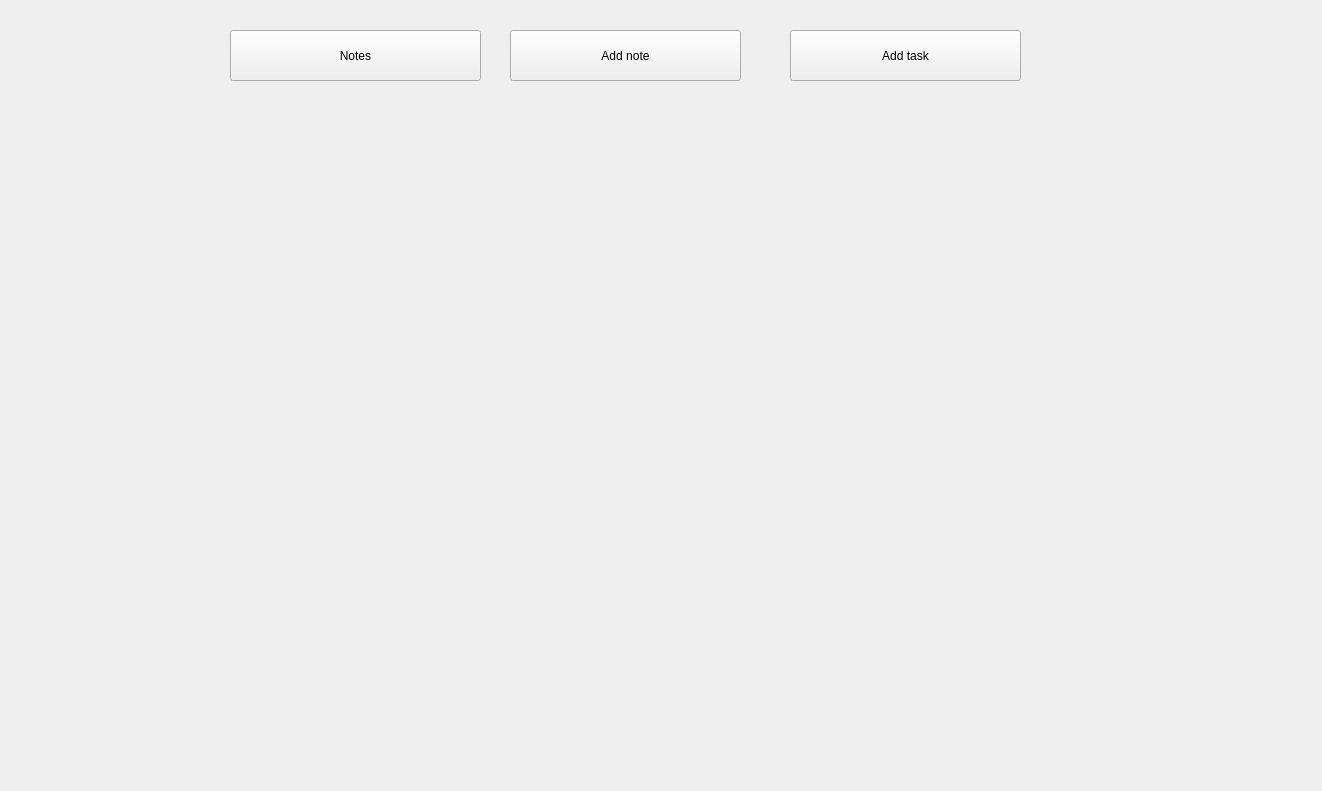
Above: C++/Projects/Notes/QtGUI/NotesGUI/mainwindow.ui from MikitaVitkouski/BSU before the change. Below: the same form after it.
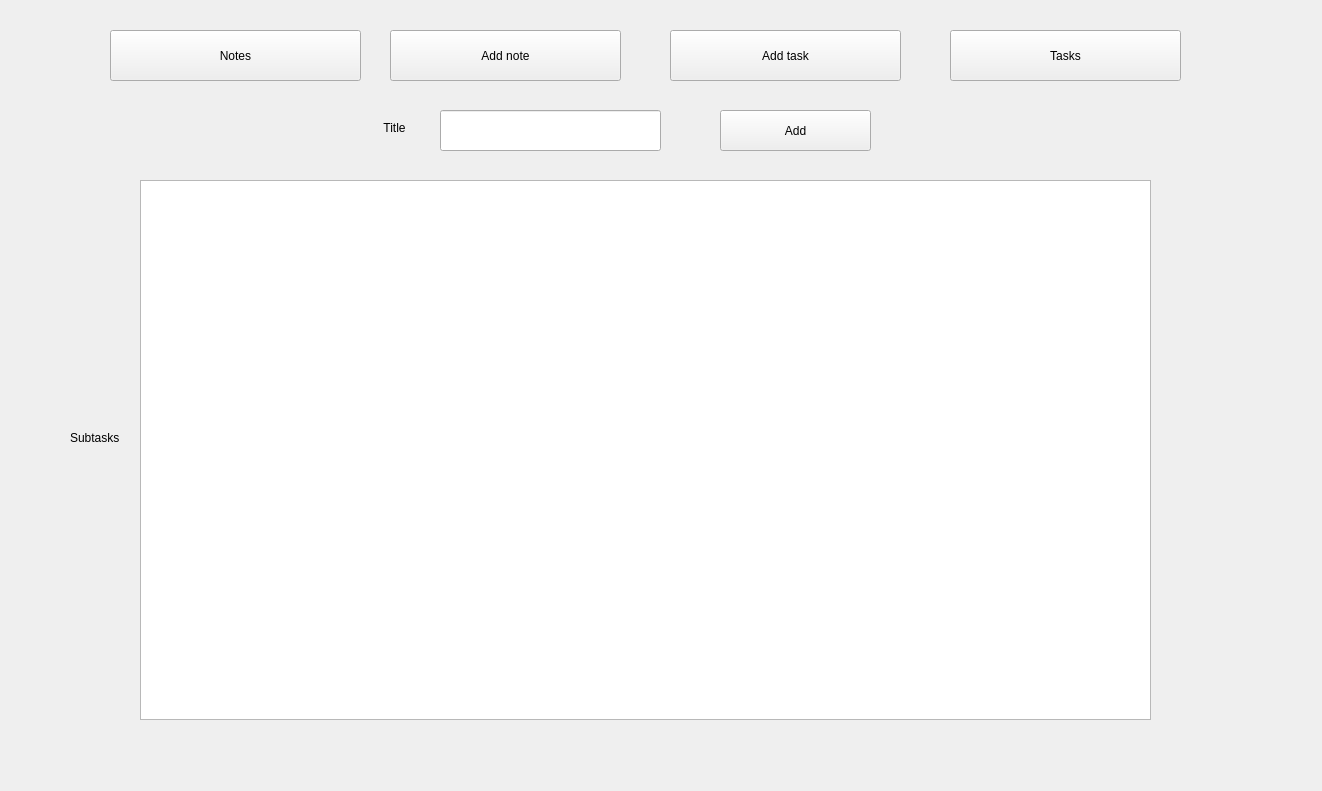
That is the form after the change. The open tabs and pages were chosen to show the change.

Commit message: feat: add TaskItemWidget.h and .cpp to represent each task, ui: add buttons, labels, list widget for pages where we add tasks and where we represent tasks

```diff
--- a/C++/Projects/Notes/QtGUI/NotesGUI/mainwindow.ui
+++ b/C++/Projects/Notes/QtGUI/NotesGUI/mainwindow.ui
@@ -105,12 +105,87 @@
       </property>
      </widget>
     </widget>
-    <widget class="QWidget" name="pageAddTask"/>
+    <widget class="QWidget" name="pageAddTask">
+     <widget class="QLineEdit" name="lineEditTaskTitle">
+      <property name="geometry">
+       <rect>
+        <x>420</x>
+        <y>20</y>
+        <width>221</width>
+        <height>41</height>
+       </rect>
+      </property>
+     </widget>
+     <widget class="QTextEdit" name="textEditSubtasks">
+      <property name="geometry">
+       <rect>
+        <x>120</x>
+        <y>90</y>
+        <width>1011</width>
+        <height>540</height>
+       </rect>
+      </property>
+     </widget>
+     <widget class="QLabel" name="labelTask">
+      <property name="geometry">
+       <rect>
+        <x>50</x>
+        <y>340</y>
+        <width>49</width>
+        <height>16</height>
+       </rect>
+      </property>
+      <property name="text">
+       <string>Subtasks</string>
+      </property>
+     </widget>
+     <widget class="QLabel" name="labelTitleTask1">
+      <property name="geometry">
+       <rect>
+        <x>350</x>
+        <y>30</y>
+        <width>49</width>
+        <height>16</height>
+       </rect>
+      </property>
+      <property name="text">
+       <string>Title</string>
+      </property>
+      <property name="alignment">
+       <set>Qt::AlignmentFlag::AlignCenter</set>
+      </property>
+     </widget>
+     <widget class="QPushButton" name="btnAddTask">
+      <property name="geometry">
+       <rect>
+        <x>700</x>
+        <y>20</y>
+        <width>151</width>
+        <height>41</height>
+       </rect>
+      </property>
+      <property name="text">
+       <string>Add</string>
+      </property>
+     </widget>
+    </widget>
+    <widget class="QWidget" name="pageRepresentTasks">
+     <widget class="QListWidget" name="listWidgetTasks">
+      <property name="geometry">
+       <rect>
+        <x>150</x>
+        <y>10</y>
+        <width>931</width>
+        <height>581</height>
+       </rect>
+      </property>
+     </widget>
+    </widget>
    </widget>
    <widget class="QPushButton" name="btnRepresent">
     <property name="geometry">
      <rect>
-      <x>230</x>
+      <x>110</x>
       <y>30</y>
       <width>251</width>
       <height>51</height>
@@ -123,7 +198,7 @@
    <widget class="QPushButton" name="btnAddNoteMenu">
     <property name="geometry">
      <rect>
-      <x>510</x>
+      <x>390</x>
       <y>30</y>
       <width>231</width>
       <height>51</height>
@@ -136,7 +211,7 @@
    <widget class="QPushButton" name="btnAddTaskMenu">
     <property name="geometry">
      <rect>
-      <x>790</x>
+      <x>670</x>
       <y>30</y>
       <width>231</width>
       <height>51</height>
@@ -146,6 +221,19 @@
      <string>Add task</string>
     </property>
    </widget>
+   <widget class="QPushButton" name="btnRepresentTasks">
+    <property name="geometry">
+     <rect>
+      <x>950</x>
+      <y>30</y>
+      <width>231</width>
+      <height>51</height>
+     </rect>
+    </property>
+    <property name="text">
+     <string>Tasks</string>
+    </property>
+   </widget>
   </widget>
  </widget>
  <resources/>
```
Left out of the diff: 2 changed lines with no effect on the pictures. The commit also changes 5 other files.
